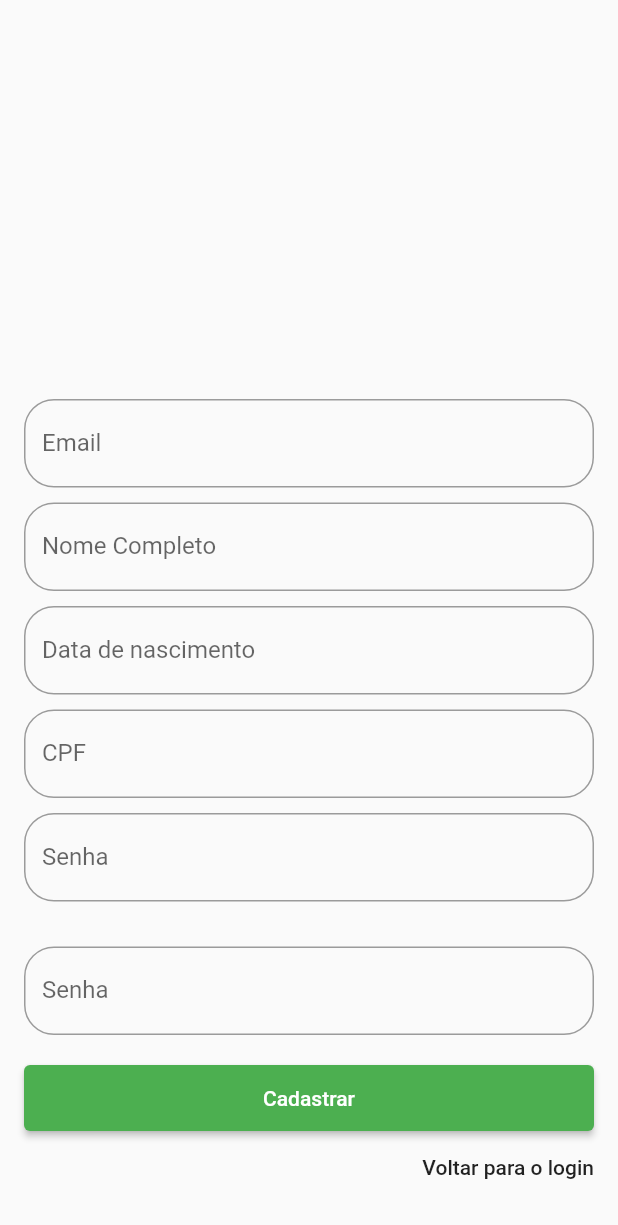
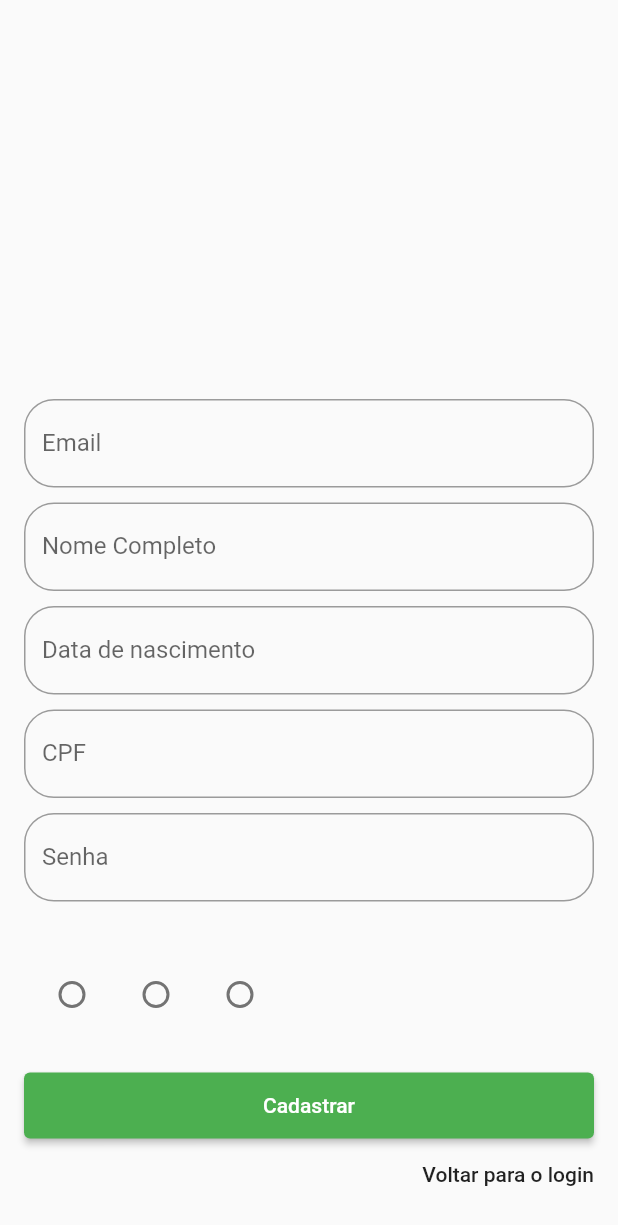
Before and after one commit to guoleksinski/projeto_flutter, a Flutter app: the screen it shows after launch, after a tap on "Entrar", after a tap on "Não possui uma conta? Cadastre-se", on a phone screen of 412 x 824 dp. Shown: the top 1225 px of the screen. Run offline on Flutter 3.47's test engine with Material 2 defaults, Android fonts, the phone set to English and light mode, and no system bars; our stand-ins replace cloud_firestore, curved_navigation_bar, firebase_auth, firebase_core; missing offline and left inert: cpf_cnpj_validator, easy_mask; accounts and stored records are empty.

```diff
--- a/help/lib/models/user_manager.dart
+++ b/help/lib/models/user_manager.dart
@@ -1,6 +1,5 @@
 import 'package:cloud_firestore/cloud_firestore.dart';
 import 'package:firebase_auth/firebase_auth.dart';
-import 'package:firebase_storage/firebase_storage.dart';
 import 'package:flutter/cupertino.dart';
 import 'package:flutter/foundation.dart';
 import 'package:help/helpers/firebase_errors.dart';
@@ -51,7 +50,7 @@ class UserManager extends ChangeNotifier {
       final DocumentSnapshot docUser =
           await firestore.collection('users').doc(currentUser.uid).get();
       users = Users.fromDocument(docUser);
-      pageController.jumpToPage(4);
+      pageController.jumpToPage(2);
     }
     notifyListeners();
   }
--- a/help/lib/screens_anjo_user/map_anjo_user.dart
+++ b/help/lib/screens_anjo_user/map_anjo_user.dart
@@ -11,7 +11,8 @@ class _MapAnjoUserState extends State<MapAnjoUser> {
   @override
   Widget build(BuildContext context) {
     return Container(
-      child: Text(
+      color: Colors.white,
+      child: const Text(
         'MapAnjoUser',
       ),
     );
--- a/help/lib/screens_comuns/login.dart
+++ b/help/lib/screens_comuns/login.dart
@@ -1,3 +1,5 @@
+// ignore_for_file: deprecated_member_use
+
 import 'package:flutter/material.dart';
 import 'package:help/helpers/validators.dart';
 import 'package:help/models/user.dart';
@@ -86,7 +88,6 @@ class _LoginScreenState extends State<LoginScreen> {
                       )),
                   Align(
                     alignment: Alignment.bottomRight,
-                    // ignore: deprecated_member_use
                     child: FlatButton(
                       child: const Text('Esqueci minha senha'),
                       onPressed: () {},
@@ -116,7 +117,7 @@ class _LoginScreenState extends State<LoginScreen> {
                                 }
                               },
                         child: userManager.loading
-                            ? CircularProgressIndicator()
+                            ? const CircularProgressIndicator()
                             : const Text(
                                 "Entrar",
                                 style: TextStyle(color: Colors.white),
--- a/help/lib/screens_comuns/signUp_screen.dart
+++ b/help/lib/screens_comuns/signUp_screen.dart
@@ -1,6 +1,6 @@
+// ignore_for_file: deprecated_member_use
 import 'package:cpf_cnpj_validator/cpf_validator.dart';
 import 'package:easy_mask/easy_mask.dart';
-import 'package:flutter/material.dart';
 import 'package:flutter/material.dart';
 import 'package:help/helpers/validators.dart';
 import 'package:help/models/user.dart';
@@ -18,6 +18,7 @@ final TextEditingController _dateNasc = TextEditingController();
 final TextEditingController _cpf = TextEditingController();
 
 final Users user = Users(email: _email.text, password: _pass.text);
+int selectedRadio = 0;
 
 class Signup extends StatelessWidget {
   const Signup({Key? key}) : super(key: key);
@@ -167,26 +168,37 @@ class Signup extends StatelessWidget {
                   Padding(
                       padding: const EdgeInsets.only(top: 10, bottom: 20),
                       child: Center(
-                        child: TextFormField(
-                          enabled: !userManager.loading,
-                          controller: _pass,
-                          decoration: const InputDecoration(
-                              labelText: 'Senha',
-                              border: OutlineInputBorder(
-                                borderRadius:
-                                    BorderRadius.all(Radius.circular(20)),
-                              )),
-                          autocorrect: false,
-                          obscureText: true,
-                          validator: (password) {
-                            if (password!.isEmpty || password.length < 6) {
-                              return 'Senha inválida';
-                            } else {
-                              return null;
-                            }
-                          },
-                          onSaved: (pass) => user.password = pass!,
-                        ),
+                        child: Row(children: [
+                          ButtonBar(
+                            alignment: MainAxisAlignment.center,
+                            children: <Widget>[
+                              Radio(
+                                value: 1,
+                                groupValue: selectedRadio,
+                                activeColor: Colors.green,
+                                onChanged: (val) {
+                                  selectedRadio = val as int;
+                                },
+                              ),
+                              Radio(
+                                value: 2,
+                                groupValue: selectedRadio,
+                                activeColor: Colors.green,
+                                onChanged: (val) {
+                                  selectedRadio = val as int;
+                                },
+                              ),
+                              Radio(
+                                value: 3,
+                                groupValue: selectedRadio,
+                                activeColor: Colors.green,
+                                onChanged: (val) {
+                                  selectedRadio = val as int;
+                                },
+                              ),
+                            ],
+                          )
+                        ]),
                       )),
                   SizedBox(
                     height: 44,
@@ -210,7 +222,7 @@ class Signup extends StatelessWidget {
                                 }
                               },
                         child: userManager.loading
-                            ? CircularProgressIndicator()
+                            ? const CircularProgressIndicator()
                             : const Text(
                                 "Cadastrar",
                                 style: TextStyle(color: Colors.white),
@@ -222,7 +234,6 @@ class Signup extends StatelessWidget {
                   ),
                   Align(
                     alignment: Alignment.bottomRight,
-                    // ignore: deprecated_member_use
                     child: FlatButton(
                       child: const Text('Voltar para o login'),
                       onPressed: () {},
--- a/help/lib/screens_user/base_screen_user.dart
+++ b/help/lib/screens_user/base_screen_user.dart
@@ -6,9 +6,9 @@ import 'package:help/screens_user/profile_user.dart';
 
 int _page = 0;
 final screens = [
-  HomeUser(),
-  ProfileUser(),
-  MapUser(),
+  const HomeUser(),
+  const ProfileUser(),
+  const MapUser(),
 ];
 GlobalKey<CurvedNavigationBarState> _bottomNavigationKey = GlobalKey();
 
@@ -27,7 +27,7 @@ class _BaseScreenUserState extends State<BaseScreenUser> {
           key: _bottomNavigationKey,
           index: 0,
           height: 60.0,
-          items: <Widget>[
+          items: const <Widget>[
             Icon(
               Icons.add,
               size: 30,
@@ -48,7 +48,7 @@ class _BaseScreenUserState extends State<BaseScreenUser> {
           buttonBackgroundColor: Colors.white,
           backgroundColor: Colors.pink,
           animationCurve: Curves.easeInOut,
-          animationDuration: Duration(milliseconds: 500),
+          animationDuration: const Duration(milliseconds: 500),
           onTap: (index) {
             setState(() {
               _page = index;
--- a/help/lib/screens_user/home_user.dart
+++ b/help/lib/screens_user/home_user.dart
@@ -1,5 +1,4 @@
 import 'package:flutter/material.dart';
-import 'package:curved_navigation_bar/curved_navigation_bar.dart';
 
 class HomeUser extends StatefulWidget {
   const HomeUser({Key? key}) : super(key: key);
```
